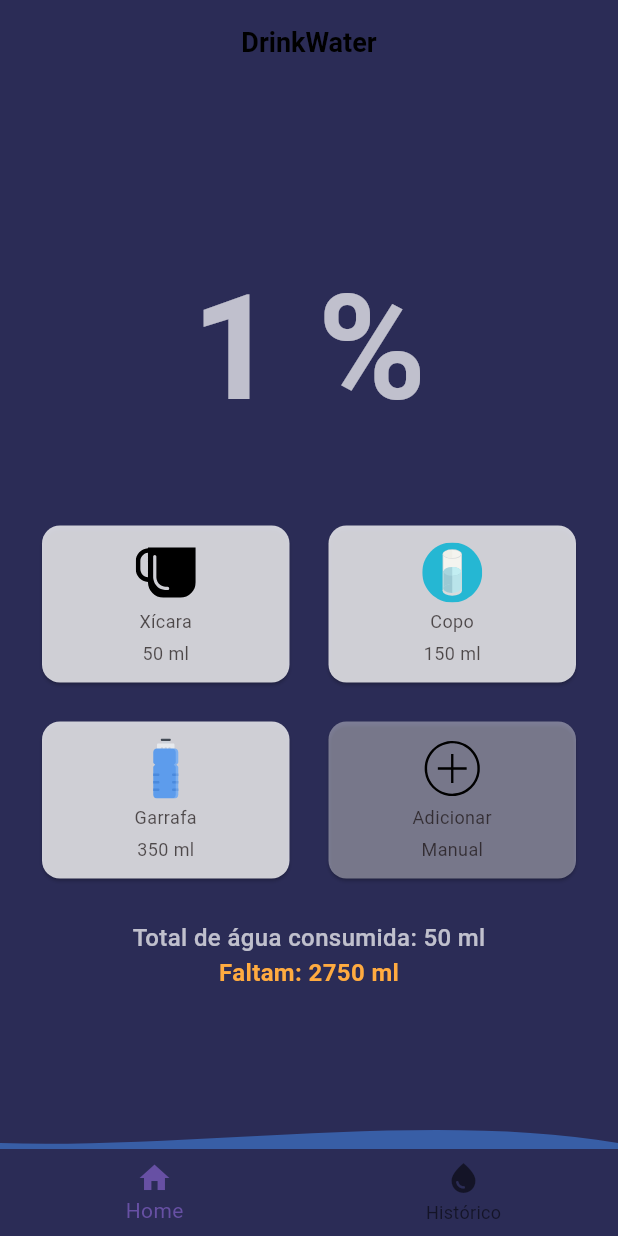
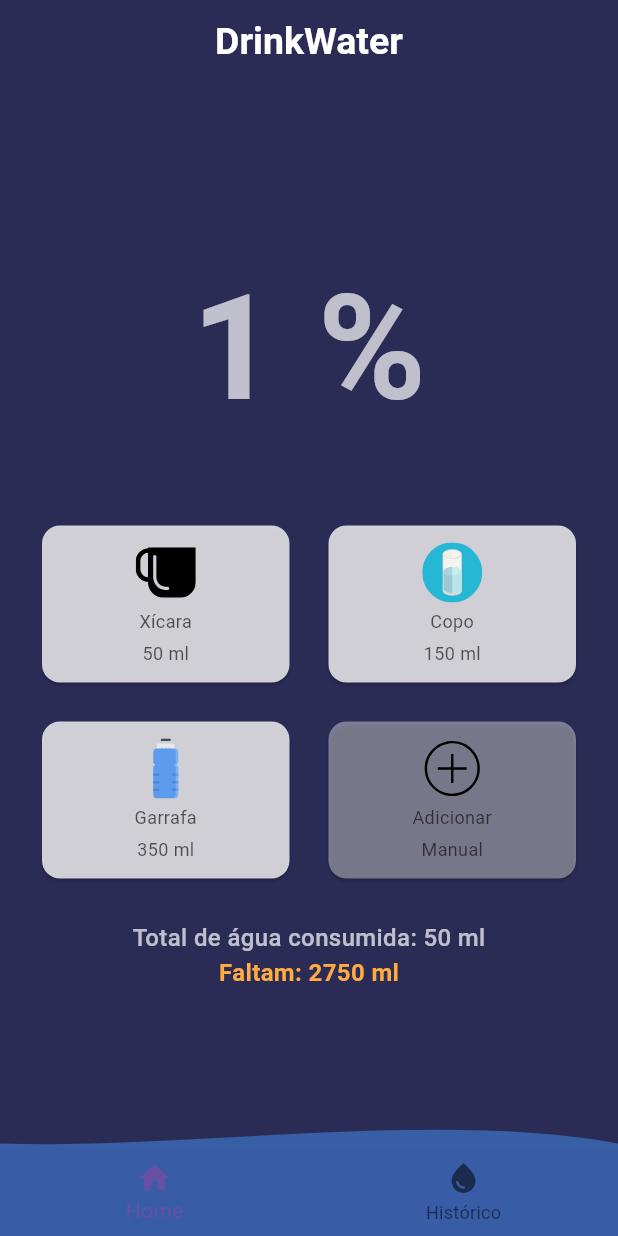
Before and after one commit to raphapinho/flutter_drink_water, a Flutter app: the screen it shows after launch, after a tap on "Xícara", on a phone screen of 412 x 824 dp. Run offline on Flutter 3.47's test engine with Material 3 defaults, Android fonts, the phone set to English and light mode, and no system bars; our stand-ins replace flutter_svg, sensors_plus; Roboto replaces fonts that are missing (Poppins).

Commit message:
bug resolvido

```diff
--- a/lib/main.dart
+++ b/lib/main.dart
@@ -1,16 +1,14 @@
-// import 'dart:async';
-import 'package:drink_water/telas/home.dart';
+// import 'package:drink_water/telas/home.dart';
+import 'package:drink_water/telas/main_screen.dart';
 import 'package:flutter/material.dart';
 import 'package:flutter/services.dart';
-// import 'package:sensors_plus/sensors_plus.dart';
 
 void main() {
   runApp(
-
     MaterialApp(
       debugShowCheckedModeBanner: false,
       debugShowMaterialGrid: false,
-      home: const HomePage(),
+      home: const MainScreen(),
       title: "Water-Animation",
       theme: ThemeData(fontFamily: 'Poppins'),
     ),
--- a/lib/telas/historico.dart
+++ b/lib/telas/historico.dart
@@ -30,10 +30,10 @@ class _HistoricoState extends State<Historico> {
   @override
   Widget build(BuildContext context) {
     return Scaffold(
-      bottomNavigationBar: BottomNavBar(),
+      // bottomNavigationBar: BottomNavBar(),
       appBar: AppBar(
         title: const Text('Histórico de Consumo',style: TextStyle(
-          color: Colors.black,
+          color: Color.fromARGB(255, 253, 253, 253),
           fontSize: 25,
           fontWeight: FontWeight.w600
         ),),
@@ -85,12 +85,14 @@ class _HistoricoState extends State<Historico> {
                             Text(
                               '${registro.data.day}/${registro.data.month}/${registro.data.year}',
                               style: const TextStyle(
-                                  fontWeight: FontWeight.bold,
+                                  fontWeight: FontWeight.w500,
+                                  fontSize: 18,
                                   color: Colors.black87),
                             ),
                             Text(
                               '${registro.quantidade} / ${registro.metaDiaria} ml',
-                              style: const TextStyle(color: Colors.black87),
+                              style: const TextStyle(color: Colors.black87,fontSize: 16),
+
                             ),
                           ],
                         ),
--- a/lib/telas/home.dart
+++ b/lib/telas/home.dart
@@ -69,8 +69,8 @@ class _HomePageState extends State<HomePage>
         title: Text(
           'DrinkWater',
           style: TextStyle(
-            color: Colors.black,
-            fontSize: 18,
+            color: const Color.fromARGB(255, 255, 255, 255),
+            fontSize: 25,
             fontWeight: FontWeight.bold,
           ),
         ),
@@ -79,7 +79,7 @@ class _HomePageState extends State<HomePage>
         centerTitle: true,
       ),
       backgroundColor: const Color.fromRGBO(43, 44, 86, 1),
-      bottomNavigationBar: BottomNavBar(),
+      // bottomNavigationBar: BottomNavBar(),
       body: AnimatedBuilder(
         animation: _waveAnimation,
         builder: (context, child) {
@@ -136,8 +136,9 @@ class _HomePageState extends State<HomePage>
                       fontWeight: FontWeight.w500,
                     ),
                   ),
-                  Text(
-                    'Faltam: ${(totalWater - aguaTotal).toInt()} ml',
+                  Text(  (totalWater - aguaTotal) > 0 ?
+                    'Faltam: ${(totalWater - aguaTotal).toInt()} ml':
+                    'Parabéns, você alcançou a meta diária!',
                     style: TextStyle(
                       color: (totalWater - aguaTotal) > 0
                           ? Colors.orangeAccent
--- /dev/null
+++ b/lib/telas/main_screen.dart
@@ -0,0 +1,55 @@
+import 'package:flutter/material.dart';
+import 'home.dart';
+import 'historico.dart';
+
+class MainScreen extends StatefulWidget {
+  const MainScreen({super.key});
+
+  @override
+  State<MainScreen> createState() => _MainScreenState();
+}
+
+class _MainScreenState extends State<MainScreen> {
+  int _currentIndex = 0;
+
+  final List<Widget> _pages = const [
+    HomePage(),
+    Historico(),
+  ];
+
+  void _onTabTapped(int index) {
+    setState(() {
+      _currentIndex = index;
+    });
+  }
+
+  @override
+  Widget build(BuildContext context) {
+    return Scaffold(
+      body: IndexedStack(
+        index: _currentIndex,
+        children: _pages,
+      ),
+      bottomNavigationBar: BottomNavigationBar(
+        backgroundColor: _currentIndex == 0
+            ? const Color(0xff385da6)
+            : const Color(0xff2b2b55),
+        elevation: 0.0,
+        currentIndex: _currentIndex,
+        onTap: _onTabTapped,
+        items: const [
+          BottomNavigationBarItem(
+            icon: Icon(Icons.home),
+            label: 'Home',
+          ),
+          BottomNavigationBarItem(
+            icon: Icon(Icons.water_drop),
+            label: 'Histórico',
+            backgroundColor: Colors.white,
+
+          ),
+        ],
+      ),
+    );
+  }
+}
```
Also changed, not shown: 4 other files.
